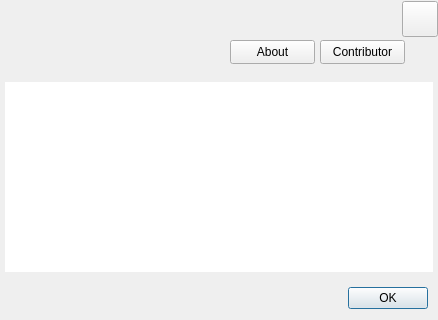
Above: src/aboutdialog.ui from UbuntuKylin/kylin-video before the change. Below: the same form after it.
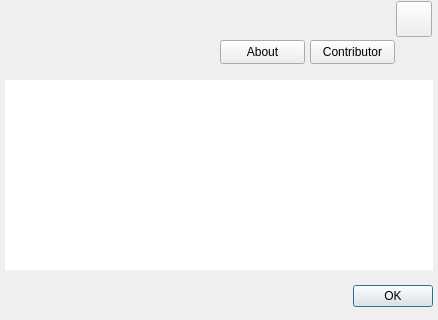
That is the form after the change.

```diff
--- a/src/aboutdialog.ui
+++ b/src/aboutdialog.ui
@@ -25,6 +25,57 @@
   <property name="windowTitle">
    <string>About</string>
   </property>
+  <widget class="QWidget" name="widget" native="true">
+   <property name="geometry">
+    <rect>
+     <x>0</x>
+     <y>0</y>
+     <width>438</width>
+     <height>320</height>
+    </rect>
+   </property>
+   <widget class="QTextBrowser" name="contributorText">
+    <property name="geometry">
+     <rect>
+      <x>5</x>
+      <y>80</y>
+      <width>428</width>
+      <height>190</height>
+     </rect>
+    </property>
+    <property name="frameShape">
+     <enum>QFrame::NoFrame</enum>
+    </property>
+    <property name="frameShadow">
+     <enum>QFrame::Plain</enum>
+    </property>
+    <property name="html">
+     <string>&lt;!DOCTYPE HTML PUBLIC &quot;-//W3C//DTD HTML 4.0//EN&quot; &quot;http://www.w3.org/TR/REC-html40/strict.dtd&quot;&gt;
+&lt;html&gt;&lt;head&gt;&lt;meta name=&quot;qrichtext&quot; content=&quot;1&quot; /&gt;&lt;style type=&quot;text/css&quot;&gt;
+p, li { white-space: pre-wrap; }
+&lt;/style&gt;&lt;/head&gt;&lt;body style=&quot; font-family:'Ubuntu'; font-size:11pt; font-weight:400; font-style:normal;&quot;&gt;
+&lt;p style=&quot;-qt-paragraph-type:empty; margin-top:0px; margin-bottom:0px; margin-left:0px; margin-right:0px; -qt-block-indent:0; text-indent:0px;&quot;&gt;&lt;br /&gt;&lt;/p&gt;&lt;/body&gt;&lt;/html&gt;</string>
+    </property>
+    <property name="openExternalLinks">
+     <bool>true</bool>
+    </property>
+   </widget>
+   <widget class="QDialogButtonBox" name="buttonBox">
+    <property name="geometry">
+     <rect>
+      <x>5</x>
+      <y>283</y>
+      <width>428</width>
+      <height>27</height>
+     </rect>
+    </property>
+    <property name="orientation">
+     <enum>Qt::Horizontal</enum>
+    </property>
+    <property name="standardButtons">
+     <set>QDialogButtonBox::Ok</set>
+    </property>
+   </widget>
   <widget class="QWidget" name="baseWidget" native="true">
    <property name="geometry">
     <rect>
@@ -43,7 +94,7 @@
    <widget class="QPushButton" name="closeBtn">
     <property name="geometry">
      <rect>
-      <x>402</x>
+       <x>396</x>
       <y>1</y>
       <width>36</width>
       <height>36</height>
@@ -56,7 +107,7 @@
    <widget class="QPushButton" name="aboutBtn">
     <property name="geometry">
      <rect>
-      <x>230</x>
+       <x>220</x>
       <y>40</y>
       <width>85</width>
       <height>24</height>
@@ -69,7 +120,7 @@
    <widget class="QPushButton" name="contributorBtn">
     <property name="geometry">
      <rect>
-      <x>320</x>
+       <x>310</x>
       <y>40</y>
       <width>85</width>
       <height>24</height>
@@ -97,7 +148,7 @@
    <property name="geometry">
     <rect>
      <x>5</x>
-     <y>82</y>
+      <y>80</y>
      <width>428</width>
      <height>190</height>
     </rect>
@@ -112,47 +163,6 @@
     <bool>true</bool>
    </property>
   </widget>
-  <widget class="QTextBrowser" name="contributorText">
-   <property name="geometry">
-    <rect>
-     <x>5</x>
-     <y>82</y>
-     <width>428</width>
-     <height>190</height>
-    </rect>
-   </property>
-   <property name="frameShape">
-    <enum>QFrame::NoFrame</enum>
-   </property>
-   <property name="frameShadow">
-    <enum>QFrame::Plain</enum>
-   </property>
-   <property name="html">
-    <string>&lt;!DOCTYPE HTML PUBLIC &quot;-//W3C//DTD HTML 4.0//EN&quot; &quot;http://www.w3.org/TR/REC-html40/strict.dtd&quot;&gt;
-&lt;html&gt;&lt;head&gt;&lt;meta name=&quot;qrichtext&quot; content=&quot;1&quot; /&gt;&lt;style type=&quot;text/css&quot;&gt;
-p, li { white-space: pre-wrap; }
-&lt;/style&gt;&lt;/head&gt;&lt;body style=&quot; font-family:'Ubuntu'; font-size:11pt; font-weight:400; font-style:normal;&quot;&gt;
-&lt;p style=&quot;-qt-paragraph-type:empty; margin-top:0px; margin-bottom:0px; margin-left:0px; margin-right:0px; -qt-block-indent:0; text-indent:0px;&quot;&gt;&lt;br /&gt;&lt;/p&gt;&lt;/body&gt;&lt;/html&gt;</string>
-   </property>
-   <property name="openExternalLinks">
-    <bool>true</bool>
-   </property>
-  </widget>
-  <widget class="QDialogButtonBox" name="buttonBox">
-   <property name="geometry">
-    <rect>
-     <x>0</x>
-     <y>285</y>
-     <width>428</width>
-     <height>27</height>
-    </rect>
-   </property>
-   <property name="orientation">
-    <enum>Qt::Horizontal</enum>
-   </property>
-   <property name="standardButtons">
-    <set>QDialogButtonBox::Ok</set>
-   </property>
   </widget>
  </widget>
  <resources/>
```
Lines whose indentation alone changed are shown as unchanged.
